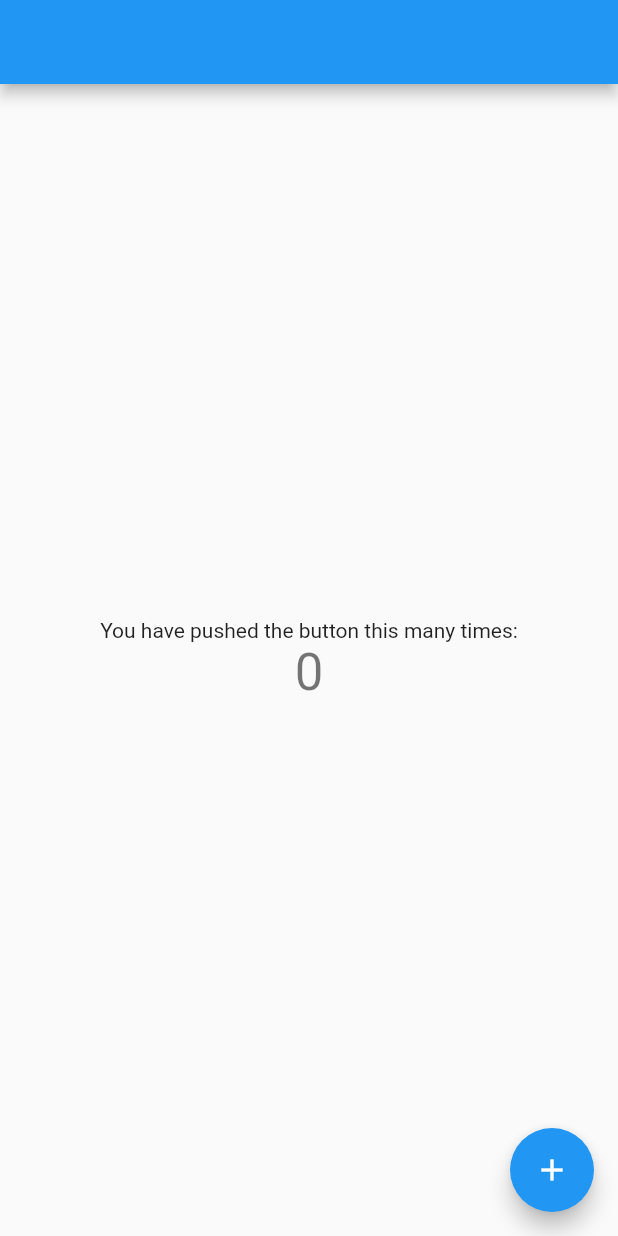
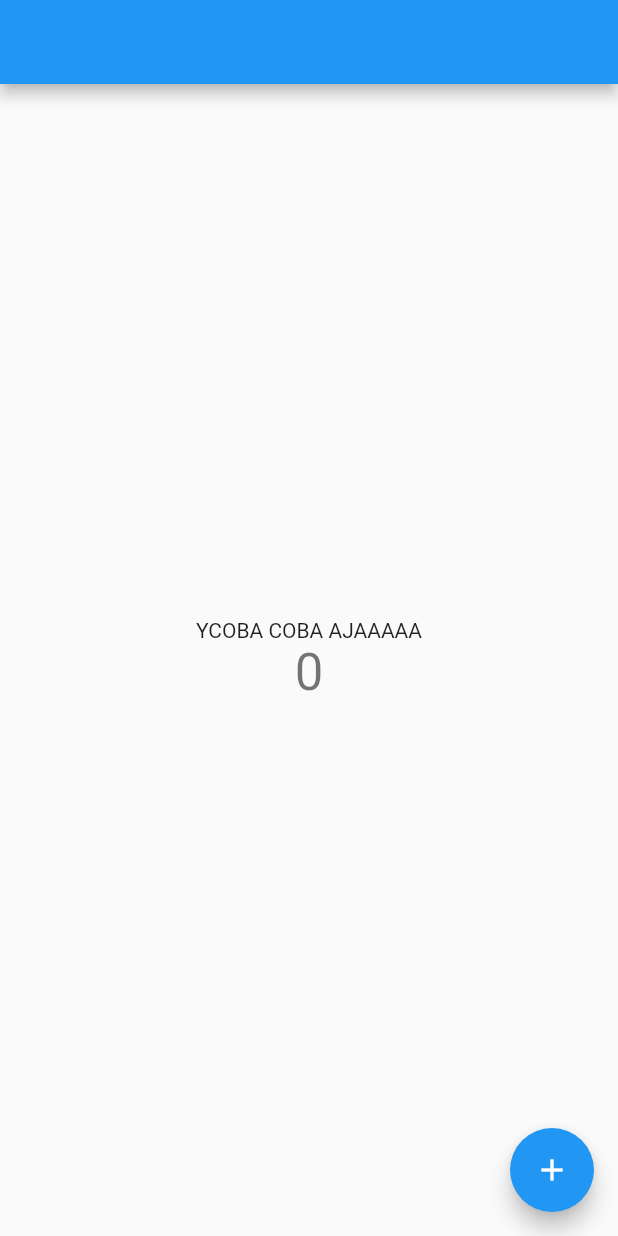
Before and after one commit to madeadriandp/firstappflutter, a Flutter app: the screen it shows after launch, on a phone screen of 412 x 824 dp. Run offline on Flutter 3.47's test engine with Material 2 defaults, Android fonts, the phone set to English and light mode, and no system bars.

Commit message:
test push lagi

```diff
--- a/lib/main.dart
+++ b/lib/main.dart
@@ -97,7 +97,7 @@ class _MyHomePageState extends State<MyHomePage> {
           mainAxisAlignment: MainAxisAlignment.center,
           children: <Widget>[
             Text(
-              'You have pushed the button this many times:',
+              'YCOBA COBA AJAAAAA',
             ),
             Text(
               '$_counter',
```
